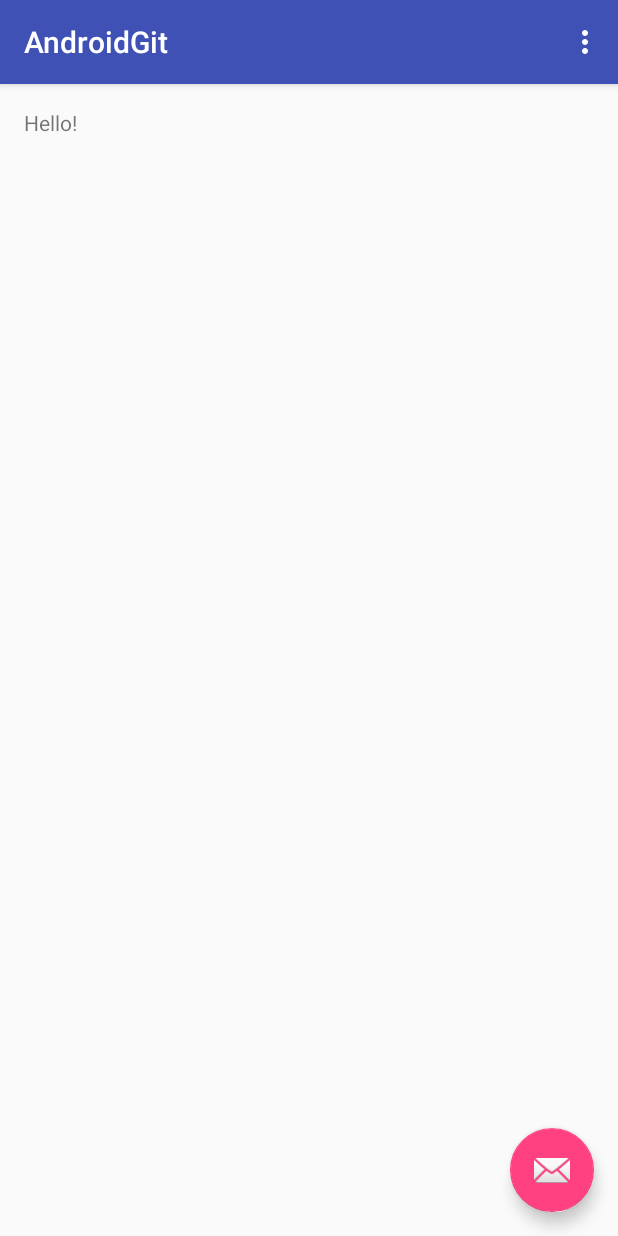
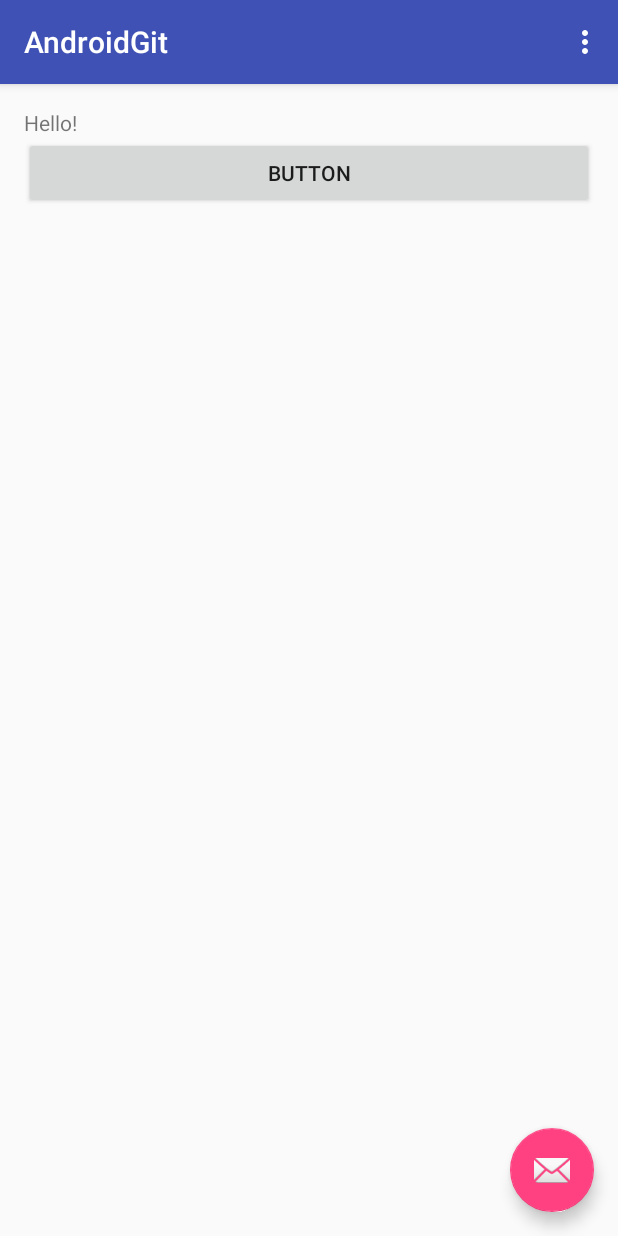
Before and after one commit to ratanoff/AndroidGit, an Android app: the screen it shows after launch (MainActivity), on a phone screen of 412 x 824 dp. Run offline under Robolectric (Android 15) with nearby library versions, the phone set to English and light mode, and no system bars.

Commit message:
button added

```diff
--- a/app/src/main/res/layout/content_main.xml
+++ b/app/src/main/res/layout/content_main.xml
@@ -15,7 +15,13 @@
     tools:showIn="@layout/activity_main">
 
     <TextView
+        android:id="@+id/textview"
         android:layout_width="wrap_content"
         android:layout_height="wrap_content"
         android:text="Hello!"/>
+    <Button
+        android:layout_width="match_parent"
+        android:layout_height="wrap_content"
+        android:text="Button"
+        android:layout_below="@id/textview"/>
 </RelativeLayout>
```
